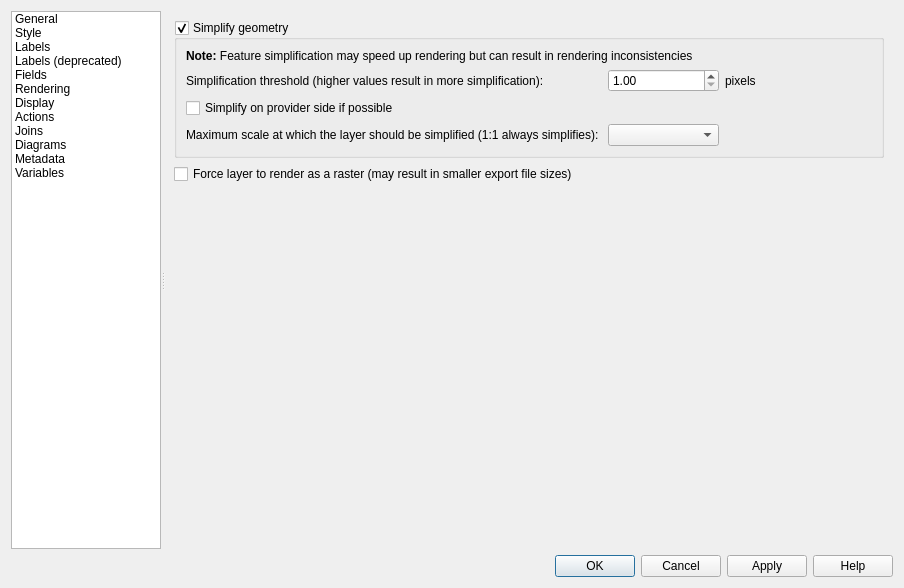
Above: src/ui/qgsvectorlayerpropertiesbase.ui from qgis/QGIS before the change. Below: the same form after it.
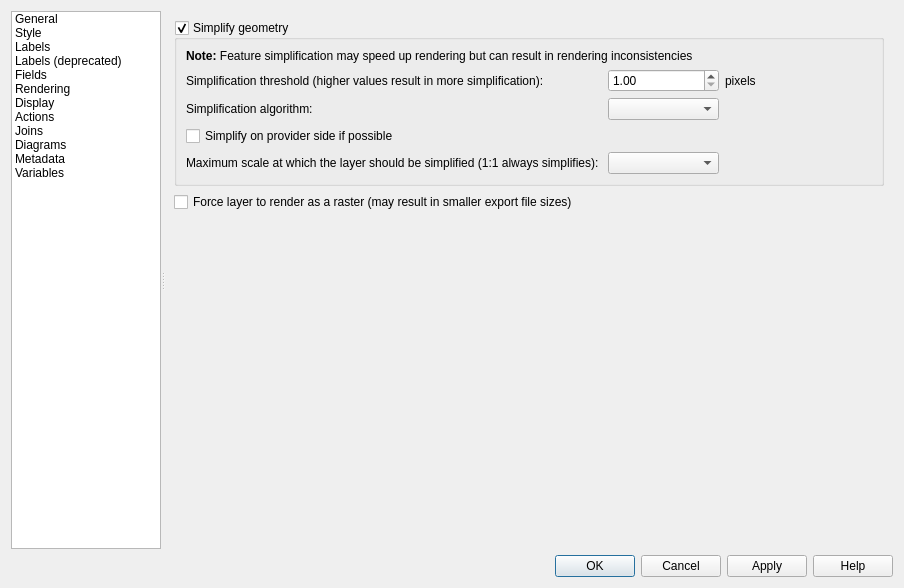
That is the form after the change. The open tabs and pages were chosen to show the change. Icons and pictures are not drawn. Custom widgets are drawn as their Qt base class.

Commit message:
Add SimplifyAlgorithm enum for local simplification
It implements the SimplifyAlgorithm enum for local simplification of
geometries.
Also the SnapToGrid algorithm is added.

The edit to the form file:
```diff
--- a/src/ui/qgsvectorlayerpropertiesbase.ui
+++ b/src/ui/qgsvectorlayerpropertiesbase.ui
@@ -802,14 +802,30 @@
                     </property>
                    </spacer>
                   </item>
-                  <item row="2" column="1" colspan="4">
+                  <item row="2" column="1">
+                   <widget class="QLabel" name="mSimplifyAlgorithmLabel">
+                    <property name="text">
+                     <string>Simplification algorithm: </string>
+                    </property>
+                    <property name="toolTip">
+                     <string>This algorithm only is applied to simplify on local side</string>
+                    </property>                          
+                    <property name="margin">
+                     <number>2</number>
+                    </property>
+                   </widget>
+                  </item>
+                  <item row="2" column="2">
+                   <widget class="QComboBox" name="mSimplifyAlgorithmComboBox"/>
+                  </item>
+                  <item row="3" column="1" colspan="4">
                    <widget class="QCheckBox" name="mSimplifyDrawingAtProvider">
                     <property name="text">
                      <string>Simplify on provider side if possible</string>
                     </property>
                    </widget>
                   </item>
-                  <item row="3" column="1">
+                  <item row="4" column="1">
                    <widget class="QLabel" name="mSimplifyMaxScaleLabel">
                     <property name="text">
                      <string>Maximum scale at which the layer should be simplified (1:1 always simplifies): </string>
@@ -819,7 +835,7 @@
                     </property>
                    </widget>
                   </item>
-                  <item row="3" column="2">
+                  <item row="4" column="2">
                    <widget class="QgsScaleComboBox" name="mSimplifyMaximumScaleComboBox">
                     <property name="sizePolicy">
                      <sizepolicy hsizetype="Expanding" vsizetype="Fixed">
```
Left out of the diff: 1 changed line with no effect on the pictures. The commit also changes 13 other files.
